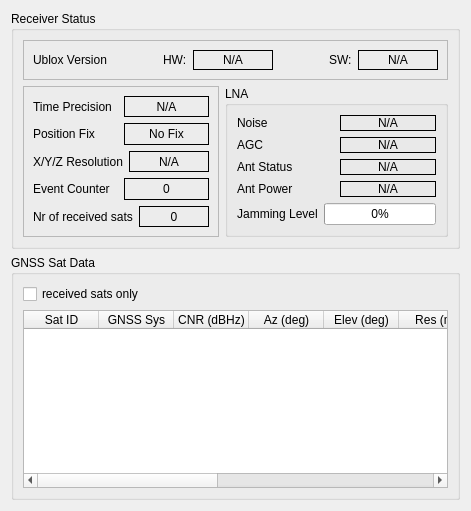
Before: the Qt Designer form muondetector-gui-1.0.2/src/main/gpssatsform.ui in liukai-tech/muondetector, drawn with Qt 5.
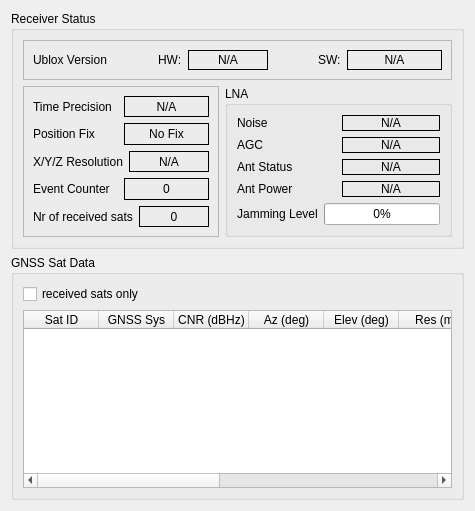
After: the same form once the commit is applied.

What changed in the file:
```diff
--- a/muondetector-gui-1.0.2/src/main/gpssatsform.ui
+++ b/muondetector-gui-1.0.2/src/main/gpssatsform.ui
@@ -6,7 +6,7 @@
    <rect>
     <x>0</x>
     <y>0</y>
-    <width>471</width>
+    <width>475</width>
     <height>511</height>
    </rect>
   </property>
@@ -110,7 +110,7 @@
               <widget class="QLabel" name="ubxSwVersionLabel">
                <property name="minimumSize">
                 <size>
-                 <width>80</width>
+                 <width>95</width>
                  <height>0</height>
                 </size>
                </property>
```
